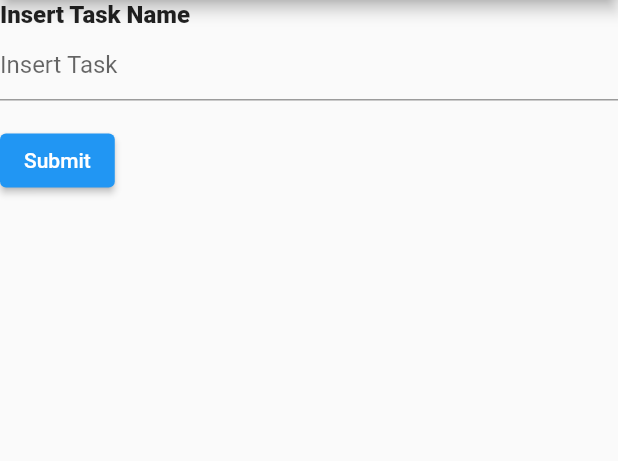
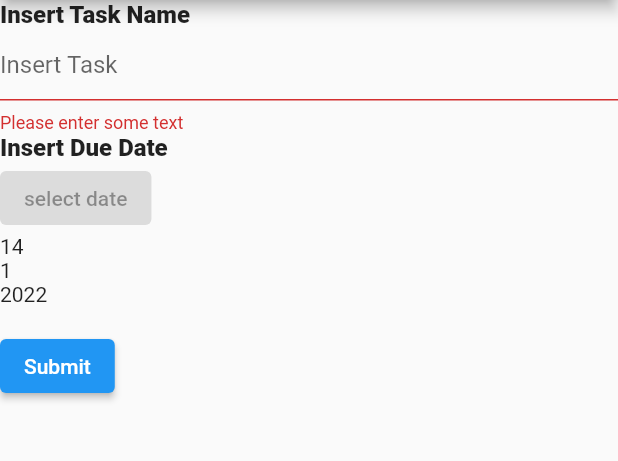
Before and after one commit to JavierGonzalez045/ToDo-List-Flutter, a Flutter app: the screen it shows after launch, after a tap on "Submit", on a phone screen of 412 x 824 dp, the part 84-545 px from its top. Run offline on Flutter 3.47's test engine with Material 2 defaults, Android fonts, the phone set to English and light mode, and no system bars; our stand-ins replace flutter_form_builder; missing offline and left inert: dart:html; Roboto replaces fonts that are missing (Georgia).

Commit message:
Added datee example & Add task

```diff
--- a/lib/main.dart
+++ b/lib/main.dart
@@ -7,20 +7,11 @@ import 'package:flutter_form_builder/flutter_form_builder.dart';
 import 'package:flutter/material.dart';
 
 class Todos {
-  Todos({required this.name, required this.checked});
+  Todos({
+    required this.name,
+  });
   final String name;
-  bool checked;
 }
-
-// class TodoItem extends StatelessWidget {
-//  TodoItem({
-//     required this.todos,
-//     required this.onTodoChanged,
-//   }) : super(key: ObjectKey(todos));
-
-//   final Todos todos;
-//   final onTodoChanged;
-// }
 
 void main() => runApp(const TodoApp());
 
@@ -50,9 +41,9 @@ class MyStatefulWidget extends StatefulWidget {
 
 class _MyStatefulWidgetState extends State<MyStatefulWidget> {
   final GlobalKey<FormState> _formKey = GlobalKey<FormState>();
-  final TextEditingController myController = TextEditingController();
-  final List<Todos> _todos = <Todos>[];
-
+  TextEditingController myController = TextEditingController();
+  List<Todos> todos = <Todos>[];
+  DateTime date = DateTime.now();
   @override
   Widget build(BuildContext context) {
     return Form(
@@ -82,27 +73,77 @@ class _MyStatefulWidgetState extends State<MyStatefulWidget> {
               return null;
             },
           ),
+          Text(
+            "Insert Due Date",
+            style: TextStyle(
+              fontSize: 16,
+              fontWeight: FontWeight.w900,
+              fontFamily: "Georgia",
+            ),
+          ),
+          ElevatedButton(
+              child: Text('select date'), onPressed: selectTimePicker(context)),
+          Text(date.day.toString()),
+          Text(date.month.toString()),
+          Text(date.year.toString()),
           Padding(
               padding: const EdgeInsets.symmetric(vertical: 16.0),
               child: ElevatedButton(
                 child: const Text('Submit'),
-                  onPressed: () => Text(this.myController.toString())
+                onPressed: () {
+                  if (_formKey.currentState!.validate()) {
+                    _addTodoItem();
+                  }
+                },
                 // Validate returns true if the form is valid, or false otherwise.
-                  ))
+              )),
+          Expanded(
+              child: ListView.builder(
+                  padding: const EdgeInsets.all(8),
+                  itemCount: todos.length,
+                  itemBuilder: (BuildContext context, int index) {
+                    return Container(
+                      height: 50,
+                      margin: EdgeInsets.all(2),
+                      child: Center(
+                          child: Text(
+                        '${todos[index]}',
+                        style: TextStyle(fontSize: 18),
+                      )),
+                    );
+                  }))
         ],
       ),
     );
   }
 
-  void _addTodoItem(String name) {
+  selectTimePicker(BuildContext context) {
+    Future<Null> selectTimePicker(BuildContext context) async {
+      final DateTime? picked = await showDatePicker(
+          context: context,
+          initialDate: date,
+          firstDate: DateTime(1940),
+          lastDate: DateTime(2030));
+      if (picked != null && picked != date) {
         setState(() {
-      if (_formKey.currentState!.validate()) {
+          date = picked;
+          print(date.toString());
+        });
+      }
+    }
+  }
+
+  void _addTodoItem() {
+    setState(() {
+      todos.add(Todos(name: myController.text));
+      todos.map((todos) => Todos(name: myController.text)).toList();
+      //todos.insert(0,myController.value);
       // If the form is valid, display a snackbar. In the real world,
       // you'd often call a server or save the information in a database.
     }
-      myController.value;
+
         //_todos.add(Todos(name: name, checked: false));
-    });
-    myController.clear();
+
+        );
   }
 }
```
Lines whose indentation alone changed are shown as unchanged.
